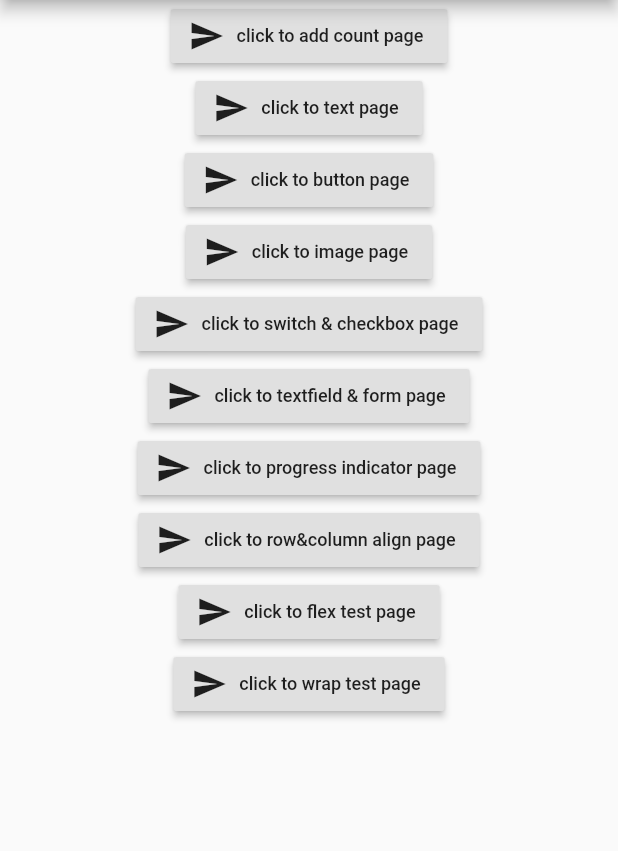
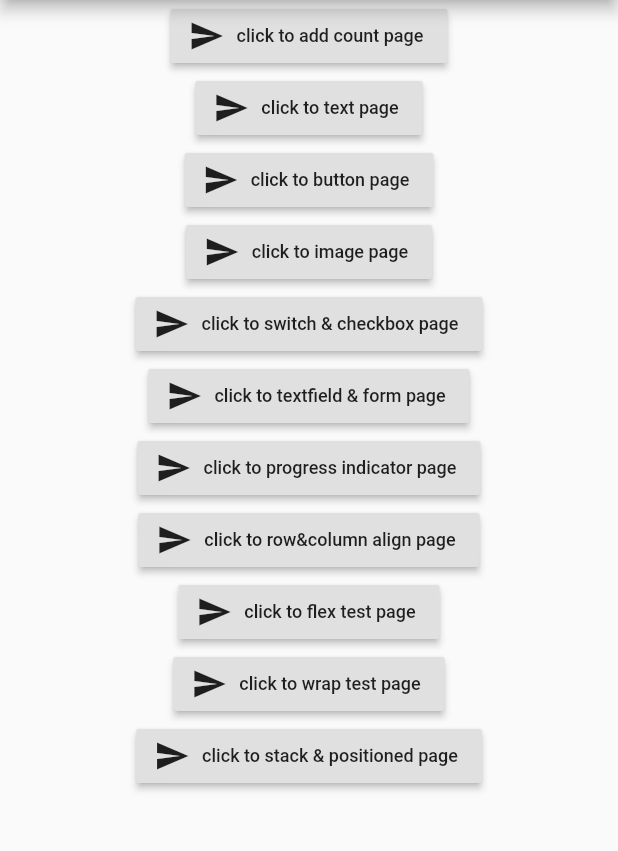
Before and after one commit to skyinJune/learn_flutter, a Flutter app: the screen it shows after launch, on a phone screen of 412 x 824 dp, the part 84-935 px from its top. Run offline on Flutter 3.47's test engine with Material 2 defaults, Android fonts, the phone set to English and light mode, and no system bars.

Commit message:
stack & positioned practice

```diff
--- a/lib/main.dart
+++ b/lib/main.dart
@@ -10,6 +10,7 @@ import './pages/progressIndicator/index.dart';
 import './pages/row&column/index.dart';
 import './pages/flex/index.dart';
 import './pages/wrap/index.dart';
+import './pages/stack&positioned/index.dart';
 
 void main() => runApp(MyApp());
 
@@ -129,6 +130,15 @@ class DemoHomePage extends StatelessWidget {
                   }));
                 },
                 icon: Icon(Icons.send)),
+            RaisedButton.icon(
+                label: Text('click to stack & positioned page',
+                    style: TextStyle(fontSize: 12)),
+                onPressed: () {
+                  Navigator.push(context, MaterialPageRoute(builder: (context) {
+                    return StackPositioned();
+                  }));
+                },
+                icon: Icon(Icons.send)),
           ],
         ),
       ),
```
Also changed, not shown: lib/pages/stack&positioned/index.dart (added, +32 -0 lines).
